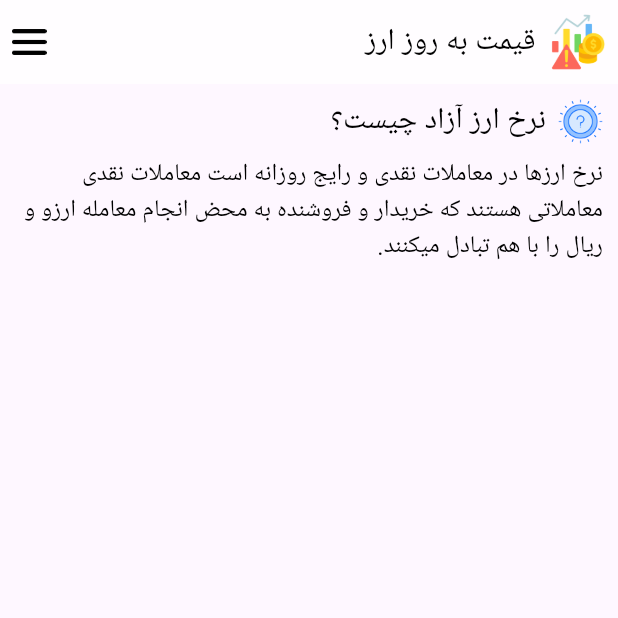
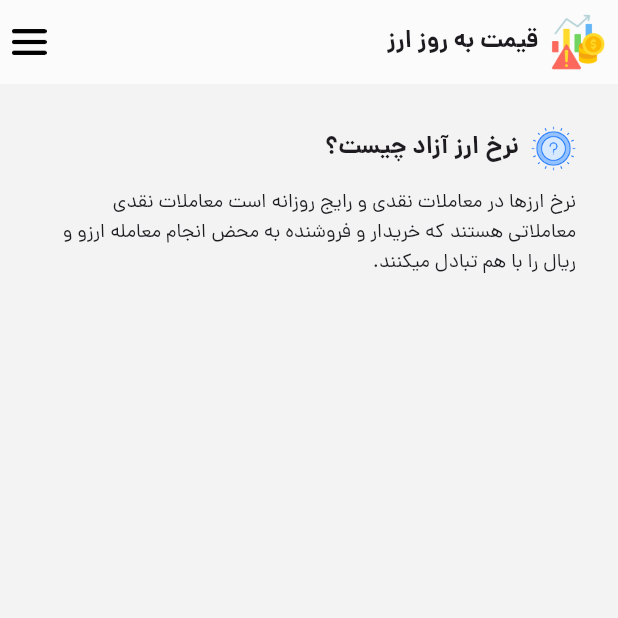
Before and after one commit to MasoudMaghsodi/coin_market, a Flutter app: the screen it shows after launch, on a phone screen of 412 x 824 dp, the top half of it. Run offline on Flutter 3.47's test engine with Material 3 defaults, Android fonts, the phone set to English and light mode, and no system bars.

Commit message:
add font an localizations

```diff
--- a/lib/main.dart
+++ b/lib/main.dart
@@ -1,4 +1,5 @@
 import 'package:flutter/material.dart';
+import 'package:flutter_localizations/flutter_localizations.dart';
 
 void main() {
   runApp(const MyApp());
@@ -10,13 +11,64 @@ class MyApp extends StatelessWidget {
   @override
   Widget build(BuildContext context) {
     return MaterialApp(
+      localizationsDelegates: const [
+        GlobalMaterialLocalizations.delegate,
+        GlobalWidgetsLocalizations.delegate,
+        GlobalCupertinoLocalizations.delegate,
+      ],
+      supportedLocales: const [
+        // Locale('en'), // English
+        Locale('fa'), // Spanish
+      ],
+      theme: ThemeData(
+        fontFamily: "dana",
+        textTheme: const TextTheme(
+          displayLarge: TextStyle(
+            fontFamily: 'dana',
+            fontSize: 16,
+            fontWeight: FontWeight.w700,
+          ),
+          bodyLarge: TextStyle(
+            fontFamily: 'dana',
+            fontSize: 13,
+            fontWeight: FontWeight.w300,
+          ),
+          displayMedium: TextStyle(
+            fontFamily: 'dana',
+            fontSize: 14,
+            fontWeight: FontWeight.w300,
+          ),
+        ),
+      ),
       debugShowCheckedModeBanner: false,
-      home: Scaffold(
+      home: const Home(),
+    );
+  }
+}
+
+class Home extends StatelessWidget {
+  const Home({
+    super.key,
+  });
+
+  @override
+  Widget build(BuildContext context) {
+    return Scaffold(
+      backgroundColor: const Color.fromARGB(255, 243, 243, 243),
       appBar: AppBar(
         backgroundColor: Colors.white70,
         actions: [
-            const SizedBox(
-              width: 8,
+          Padding(
+            padding: const EdgeInsets.all(8.0),
+            child: SizedBox(
+              height: 37,
+              width: 37,
+              child: Image.asset("assets/images/risk.png"),
+            ),
+          ),
+          Text(
+            "قیمت به روز ارز",
+            style: Theme.of(context).textTheme.displayLarge,
           ),
           Expanded(
             child: Align(
@@ -28,34 +80,18 @@ class MyApp extends StatelessWidget {
               ),
             ),
           ),
-            const Text(
-              "قیمت به روز ارز",
-              style: TextStyle(color: Colors.black, fontSize: 20),
-            ),
           const SizedBox(
-              width: 10,
-            ),
-            Padding(
-              padding: const EdgeInsets.only(right: 8),
-              child: SizedBox(
-                height: 37,
-                width: 37,
-                child: Image.asset("assets/images/risk.png"),
-              ),
-            ),
+            width: 8,
+          )
         ],
       ),
       body: Padding(
-          padding: const EdgeInsets.all(10.0),
+        padding: const EdgeInsets.all(28.0),
         child: Column(
           children: [
             Row(
-                mainAxisAlignment: MainAxisAlignment.end,
+              mainAxisAlignment: MainAxisAlignment.start,
               children: [
-                  const Text(
-                    "نرخ ارز آزاد چیست؟",
-                    style: TextStyle(color: Colors.black, fontSize: 20),
-                  ),
                 Padding(
                   padding: const EdgeInsets.only(left: 8.0),
                   child: SizedBox(
@@ -64,20 +100,23 @@ class MyApp extends StatelessWidget {
                     child: Image.asset("assets/images/q.png"),
                   ),
                 ),
+                Text(
+                  "نرخ ارز آزاد چیست؟",
+                  style: Theme.of(context).textTheme.displayLarge,
+                ),
               ],
             ),
-              const Padding(
-                padding: EdgeInsets.only(top: 8.0),
+            Padding(
+              padding: const EdgeInsets.only(top: 12.0),
               child: Text(
                 "نرخ ارزها در معاملات نقدی و رایج روزانه است معاملات نقدی معاملاتی هستند که خریدار و فروشنده به محض انجام معامله ارزو و ریال را با هم تبادل میکنند.",
-                  style: TextStyle(color: Colors.black, fontSize: 16),
+                style: Theme.of(context).textTheme.bodyLarge,
                 textDirection: TextDirection.rtl,
               ),
             ),
           ],
         ),
       ),
-      ),
     );
   }
 }
```
Also changed, not shown: pubspec.yaml (+10 -5 lines), assets/fonts/dana bold.ttf (added), assets/fonts/dana regular.ttf (added), pubspec.lock. Lines whose indentation alone changed are shown as unchanged.
